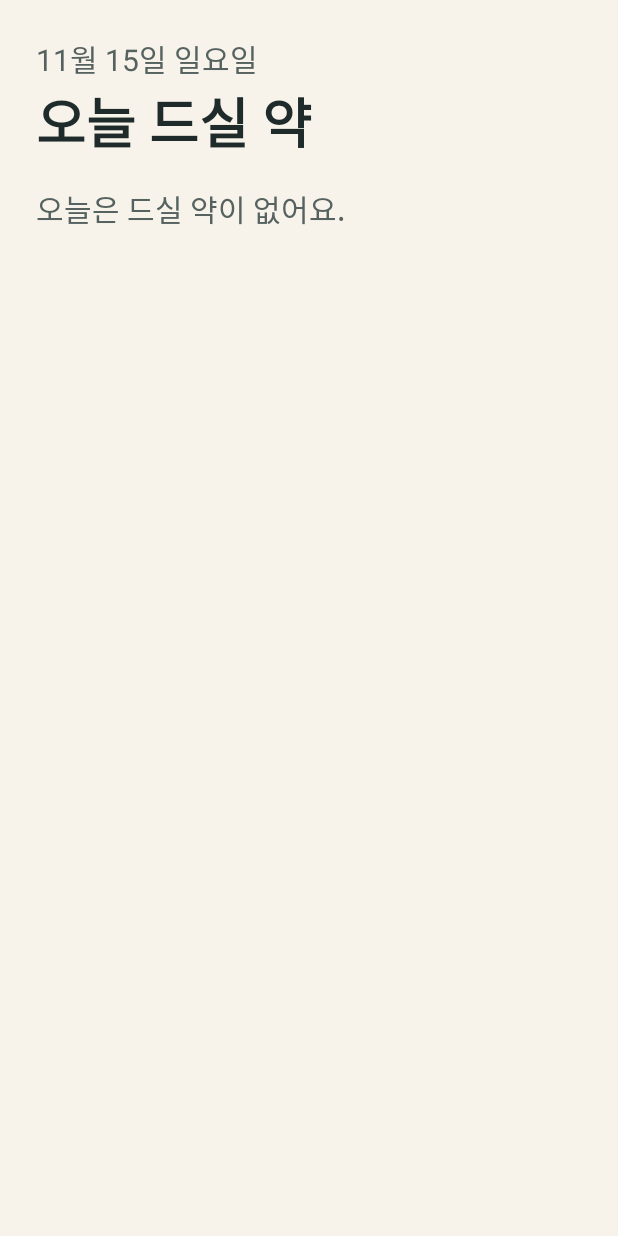
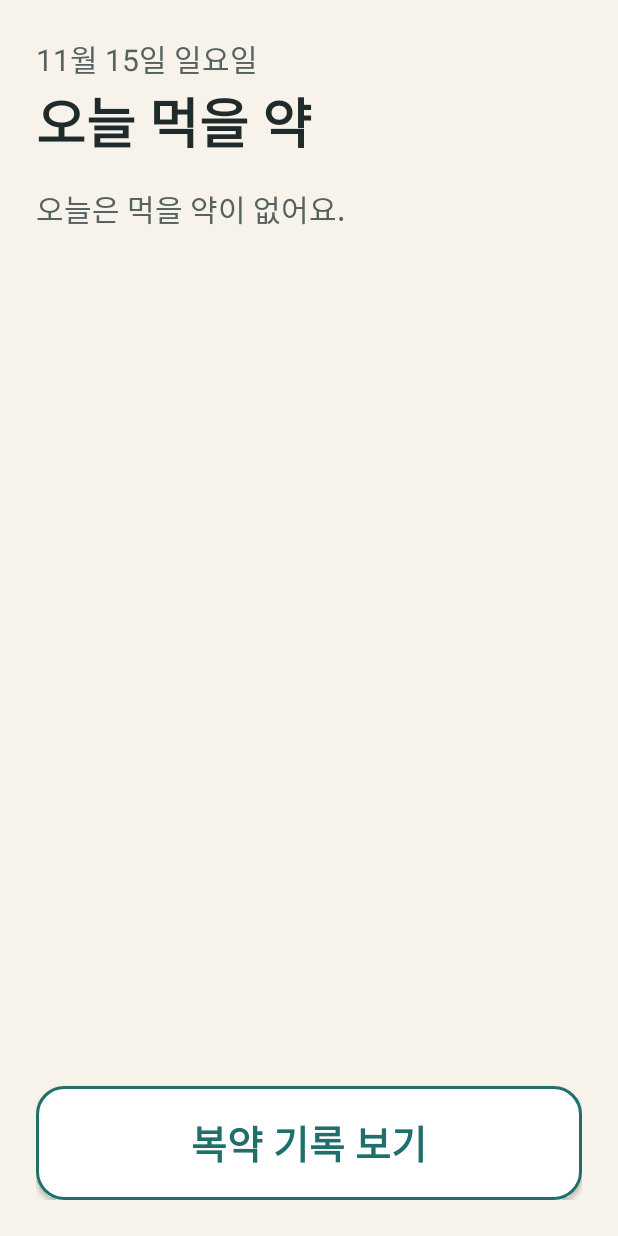
Before and after one commit to chaeyeong123/gyeote_2, an Android app: the ElderMedActivity screen opened directly, with no data from a screen before it, on a phone screen of 412 x 824 dp. Run offline under Robolectric (Android 15) with nearby library versions, the phone set to English and light mode, and no system bars.

Commit message:
기록 창 추가

```diff
--- a/app/src/main/res/layout/activity_elder_med.xml
+++ b/app/src/main/res/layout/activity_elder_med.xml
@@ -12,7 +12,7 @@
         style="@style/Text.Title.Elder"
         android:layout_width="match_parent"
         android:layout_height="wrap_content"
-        android:text="오늘 드실 약" />
+        android:text="오늘 먹을 약" />
 
     <TextView
         android:id="@+id/textEmpty"
@@ -20,7 +20,7 @@
         android:layout_width="match_parent"
         android:layout_height="wrap_content"
         android:layout_marginTop="16dp"
-        android:text="오늘은 드실 약이 없어요."
+        android:text="오늘은 먹을 약이 없어요."
         android:visibility="gone" />
 
     <ScrollView
@@ -35,4 +35,11 @@
             android:layout_height="wrap_content"
             android:orientation="vertical" />
     </ScrollView>
+    <androidx.appcompat.widget.AppCompatButton
+        android:id="@+id/btnHistory"
+        style="@style/Btn.Elder.Outline"
+        android:layout_width="match_parent"
+        android:layout_height="wrap_content"
+        android:layout_marginTop="8dp"
+        android:text="복약 기록 보기" />
 </LinearLayout>
```
